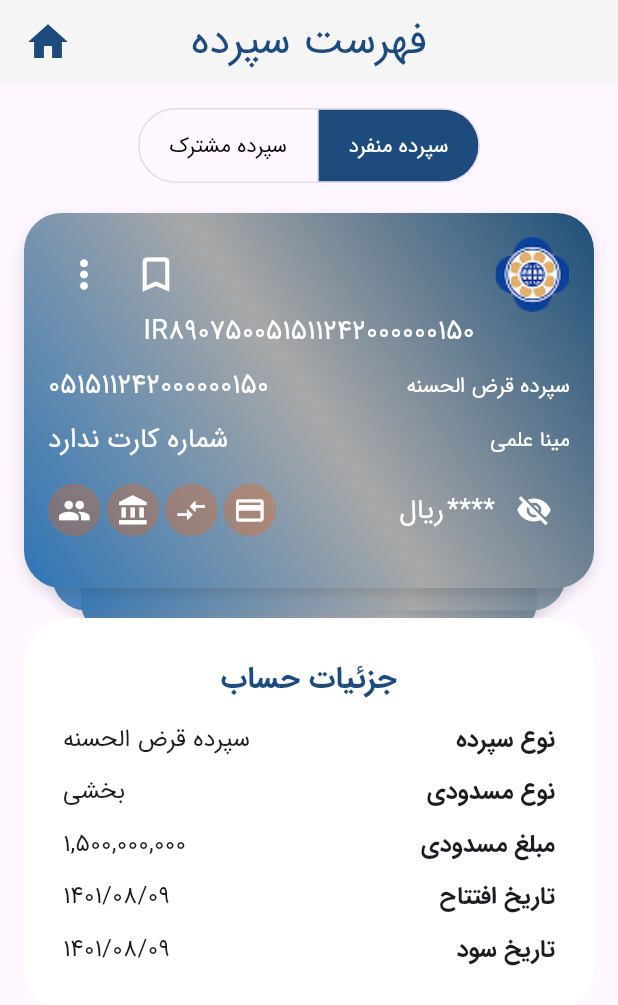
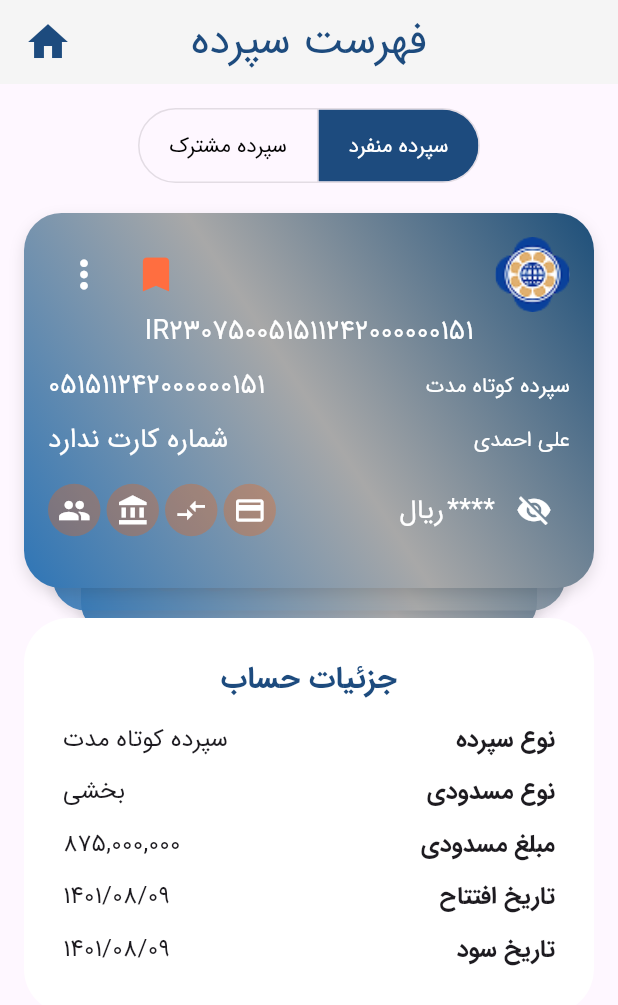
Before and after one commit to amirroohi/mobile-bank, a Flutter app: the AccountsScreen screen opened directly, on a phone screen of 412 x 824 dp. Shown: the top 1005 px of the screen. Run offline on Flutter 3.47's test engine with Material 3 defaults, Android fonts, the phone set to English and light mode, and no system bars; drawn by our look-alikes of card_swiper; our stand-ins replace dropdown_search, pinput; missing offline and left inert: persian_number_utility.

Commit message:
modified at 18/5/2025 15:03

```diff
--- a/lib/views/accounts/accounts_screen.dart
+++ b/lib/views/accounts/accounts_screen.dart
@@ -15,7 +15,7 @@ class AccountsScreen extends StatefulWidget {
 
 class _AccountsScreenState extends State<AccountsScreen> {
   String selectedTab = "سپرده منفرد";
-  int selectedIndex = 0;
+  int selectedIndex = 1;
   int selectedQuickActionIndex = -1;
   late List<BankAccount> userAccounts;
   late int initialBookmarkedIndex;
@@ -28,32 +28,32 @@ class _AccountsScreenState extends State<AccountsScreen> {
       initialBookmarkedIndex = index;
     });
   }
-  final List<BankAccount> accounts = [
-    BankAccount(
-      ownerName: "مینا علمی",
-      accountNumber: "051511242000000150",
-      iban: "IR890750051511242000000150",
-      type: "سپرده قرض الحسنه",
-      balance: 150000000,
-      logoAsset: "assets/images/melal_logo.png",
-    ),
-    BankAccount(
-      ownerName: "علی رضایی",
-      accountNumber: "051511242000000151",
-      iban: "IR890750051511242000000151",
-      type: "سپرده کوتاه مدت",
-      balance: 85000000,
-      logoAsset: "assets/images/melal_logo.png",
-    ),
-    BankAccount(
-      ownerName: "فاطمه کریمی",
-      accountNumber: "051511242000000152",
-      iban: "IR890750051511242000000152",
-      type: "سپرده بلند مدت",
-      balance: 200000000,
-      logoAsset: "assets/images/melal_logo.png",
-    ),
-  ];
+  // final List<BankAccount> accounts = [
+  //   BankAccount(
+  //     ownerName: "مینا علمی",
+  //     accountNumber: "051511242000000150",
+  //     iban: "IR890750051511242000000150",
+  //     type: "سپرده قرض الحسنه",
+  //     balance: 150000000,
+  //     logoAsset: "assets/images/melal_logo.png",
+  //   ),
+  //   BankAccount(
+  //     ownerName: "علی رضایی",
+  //     accountNumber: "051511242000000151",
+  //     iban: "IR890750051511242000000151",
+  //     type: "سپرده کوتاه مدت",
+  //     balance: 85000000,
+  //     logoAsset: "assets/images/melal_logo.png",
+  //   ),
+  //   BankAccount(
+  //     ownerName: "فاطمه کریمی",
+  //     accountNumber: "051511242000000152",
+  //     iban: "IR890750051511242000000152",
+  //     type: "سپرده بلند مدت",
+  //     balance: 200000000,
+  //     logoAsset: "assets/images/melal_logo.png",
+  //   ),
+  // ];
 
   @override
   void initState() {
@@ -160,25 +160,21 @@ class _AccountsScreenState extends State<AccountsScreen> {
               SizedBox(
                 height: 250,
                 child: Swiper(
-                  itemCount: accounts.length,
+                  index: initialBookmarkedIndex, //  start from bookmarked
+                  itemCount: userAccounts.length,
                   itemWidth: 500,
                   itemHeight: 300,
                   layout: SwiperLayout.TINDER,
-                  onIndexChanged: (index) {
-                    setState(() {
-                      selectedIndex = index;
-                    });
-                  },
                   itemBuilder: (context, index) {
-                    return BankCard(account: accounts[index],
-                      onBookmarkPressed: () => _toggleBookmark(index), // 👈 here
+                    return BankCard(account: userAccounts[index],
+                      onBookmarkPressed: () => _toggleBookmark(index), //  here
 
                     );
                   },
                 ),
               ),
               const SizedBox(height: 20),
-              buildAccountDetails(accounts[selectedIndex]),
+              buildAccountDetails(userAccounts[selectedIndex]),
             ],
           ),
         ),
--- a/lib/views/bill/bill_payment_screen.dart
+++ b/lib/views/bill/bill_payment_screen.dart
@@ -151,6 +151,7 @@ class _BillPaymentScreenState extends State<BillPaymentScreen> {
                             SizedBox(
                               height: 240,
                               child: Swiper(
+                                index: initialBookmarkedIndex, //  start from bookmarked
                                 layout: SwiperLayout.TINDER,
                                 itemWidth: 500,
                                 itemHeight: 300,
--- a/lib/views/charge/buy_charge_screen.dart
+++ b/lib/views/charge/buy_charge_screen.dart
@@ -159,6 +159,7 @@ class BuyChargeScreenState extends State<BuyChargeScreen> {
                             SizedBox(
                               height: 240,
                               child: Swiper(
+                                index: initialBookmarkedIndex, //  start from bookmarked
                                 layout: SwiperLayout.TINDER,
                                 itemWidth: 500,
                                 itemHeight: 300,
--- a/lib/views/charity/charity_screen.dart
+++ b/lib/views/charity/charity_screen.dart
@@ -135,6 +135,7 @@ class _CharityScreenState extends State<CharityScreen> {
                           SizedBox(
                             height: 240,
                             child: Swiper(
+                              index: initialBookmarkedIndex, //  start from bookmarked
                               layout: SwiperLayout.TINDER,
                               itemWidth: 500,
                               itemHeight: 300,
--- a/lib/views/home/home_screen.dart
+++ b/lib/views/home/home_screen.dart
@@ -265,14 +265,14 @@ class _HomeContentState extends State<HomeContent> {
             SizedBox(
               height: 250,
               child: Swiper(
-                index: initialBookmarkedIndex, // 👈 start from bookmarked
+                index: initialBookmarkedIndex, //  start from bookmarked
                 layout: SwiperLayout.TINDER,
                 itemWidth: 500,
                 itemHeight: 300,
                 itemBuilder: (BuildContext context, int index) {
                   return BankCard(
                     account: userAccounts[index],
-                    onBookmarkPressed: () => _toggleBookmark(index), // 👈 here
+                    onBookmarkPressed: () => _toggleBookmark(index), //  here
                   );
                 },
 
--- a/lib/views/laon/loan_repayment_screen.dart
+++ b/lib/views/laon/loan_repayment_screen.dart
@@ -136,6 +136,7 @@ class _LoanRepaymentScreenState extends State<LoanRepaymentScreen> {
                           SizedBox(
                             height: 240,
                             child: Swiper(
+                              index: initialBookmarkedIndex, //  start from bookmarked
                               layout: SwiperLayout.TINDER,
                               itemWidth: 500,
                               itemHeight: 300,
--- a/lib/views/transactions/transaction_list_screen.dart
+++ b/lib/views/transactions/transaction_list_screen.dart
@@ -245,6 +245,7 @@ class _TransactionListScreenState extends State<TransactionListScreen> {
                           SizedBox(
                             height: 240,
                             child: Swiper(
+                              index: initialBookmarkedIndex, //  start from bookmarked
                               layout: SwiperLayout.TINDER,
                               itemWidth: 500,
                               itemHeight: 300,
--- a/lib/views/transfer/transfer_form_screen.dart
+++ b/lib/views/transfer/transfer_form_screen.dart
@@ -158,6 +158,7 @@ class _TransferFormSectionState extends State<TransferFormSection> {
                           SizedBox(
                             height: 240,
                             child: Swiper(
+                              index: initialBookmarkedIndex, //  start from bookmarked
                               layout: SwiperLayout.TINDER,
                               itemWidth: 500,
                               itemHeight: 300,
```
